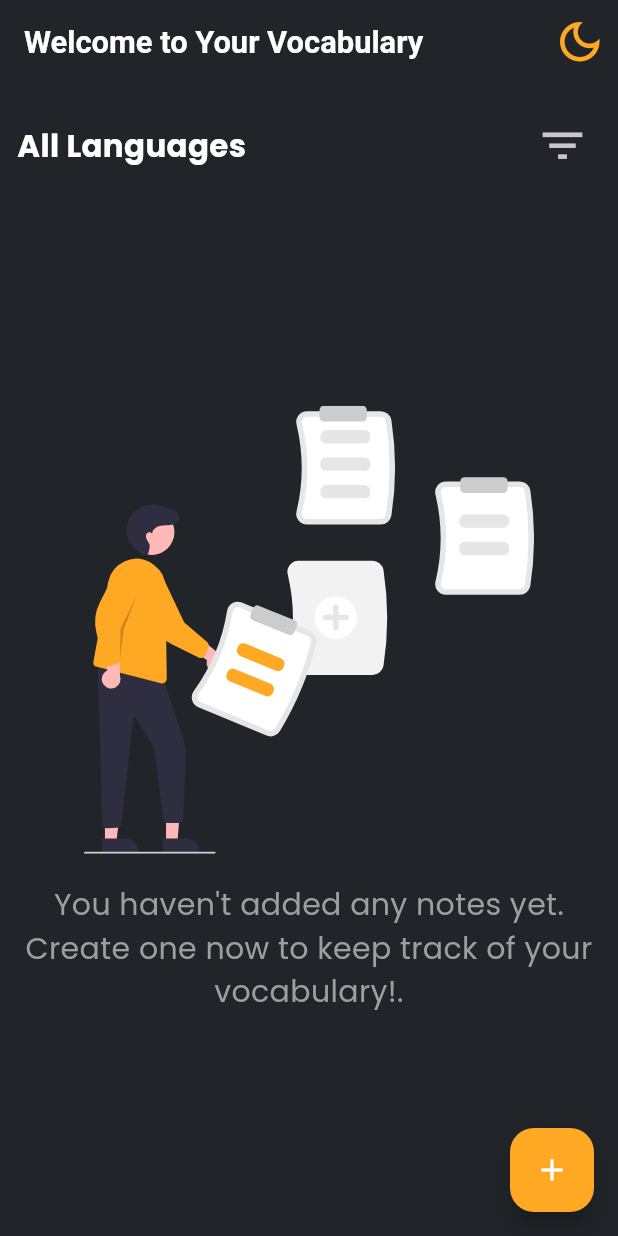
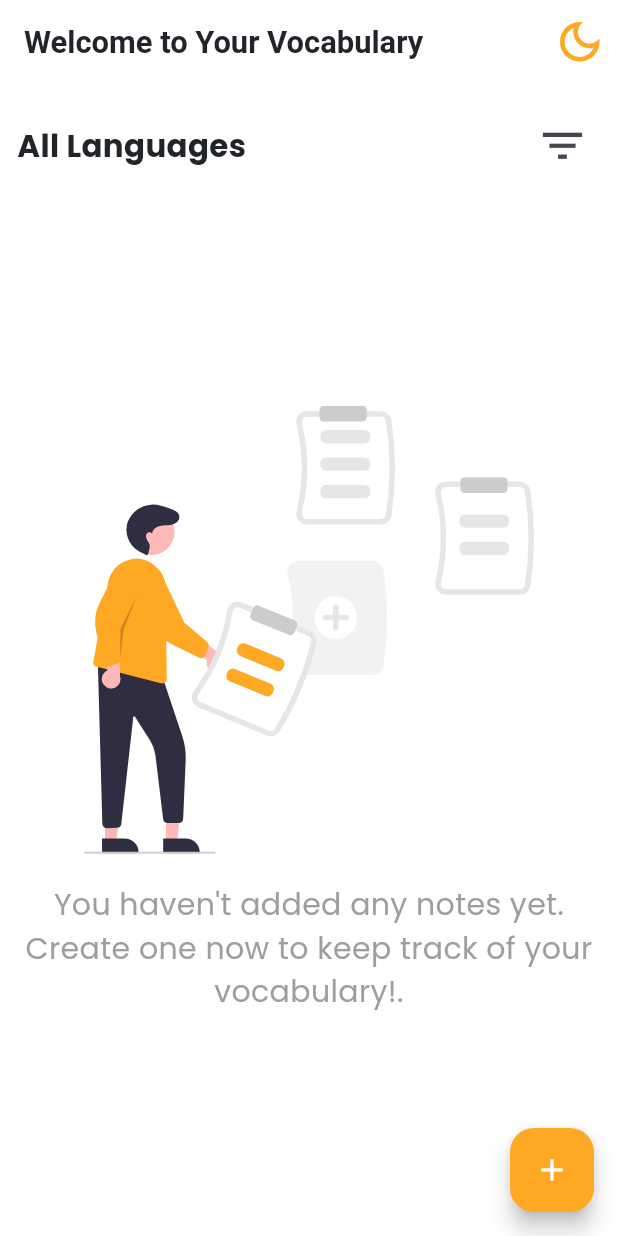
Before and after one commit to AbdoAlHady/Vocabulary_Note, a Flutter app: the screen it shows after launch, on a phone screen of 412 x 824 dp. Run offline on Flutter 3.47's test engine with Material 3 defaults, Android fonts, the phone set to English and light mode, and no system bars; drawn by our look-alikes of animated_text_kit; our stand-ins replace animated_background, delightful_toast, flutter_bloc, flutter_screenutil, flutter_svg, get_it and 2 more; accounts and stored records are empty.

Commit message:
added app cubit to handle dark mode or light mode

```diff
--- /dev/null
+++ b/lib/core/app/cubit/app_state.dart
@@ -0,0 +1,10 @@
+part of 'app_cubit.dart';
+
+sealed class AppState {}
+
+final class AppInitial extends AppState {}
+
+final class ChangeThemeSuccessState extends AppState {
+  final bool isDarkMode;
+  ChangeThemeSuccessState(this.isDarkMode);
+}
--- /dev/null
+++ b/lib/helpers/cache_helper.dart
@@ -0,0 +1,78 @@
+import 'package:shared_preferences/shared_preferences.dart';
+
+class CacheHelper {
+  factory CacheHelper() {
+    return instance;
+  }
+
+  static late SharedPreferences sharedPreferences;
+
+  CacheHelper._internal();
+  static final CacheHelper instance = CacheHelper._internal();
+
+//! Here The Initialize of cache .
+  Future<void> init() async {
+    sharedPreferences = await SharedPreferences.getInstance();
+  }
+
+//! this method to put data in local database using key
+
+  String? getDataString({
+    required String key,
+  }) {
+    return sharedPreferences.getString(key);
+  }
+
+//! this method to put data in local database using key
+
+  Future<bool> saveData({required String key, required dynamic value}) async {
+    if (value is bool) {
+      return await sharedPreferences.setBool(key, value);
+    }
+    if (value is String) {
+      return await sharedPreferences.setString(key, value);
+    }
+
+    if (value is int) {
+      return await sharedPreferences.setInt(key, value);
+    } else {
+      return await sharedPreferences.setDouble(key, value);
+    }
+  }
+
+//! this method to get data already saved in local database
+
+  dynamic getData({required String key}) {
+    return sharedPreferences.get(key);
+  }
+
+//! remove data using specific key
+
+  Future<bool> removeData({required String key}) async {
+    return await sharedPreferences.remove(key);
+  }
+
+//! this method to check if local database contains {key}
+  Future<bool> containsKey({required String key}) async {
+    return sharedPreferences.containsKey(key);
+  }
+
+//! clear all data in the local database
+  Future<bool> clearData() async {
+    return await sharedPreferences.clear();
+  }
+
+//! this method to put data in local database using key
+  Future<dynamic> put({
+    required String key,
+    required dynamic value,
+  }) async {
+    if (value is String) {
+      return await sharedPreferences.setString(key, value);
+    } else if (value is bool) {
+      return await sharedPreferences.setBool(key, value);
+    } else {
+      return await sharedPreferences.setInt(key, value);
+    }
+  }
+}
--- a/lib/main.dart
+++ b/lib/main.dart
@@ -1,11 +1,14 @@
 import 'package:flutter/material.dart';
 import 'package:vocabulary_note/core/di/depndancy_injection.dart';
+import 'package:vocabulary_note/helpers/cache_helper.dart';
 import 'package:vocabulary_note/helpers/hive_service.dart';
 import 'package:vocabulary_note/vocabulary_note_app.dart';
 
 void main() async {
   WidgetsFlutterBinding.ensureInitialized();
   await HiveService().init();
+  await CacheHelper().init();
+
   await setupDependencyInjection();
   runApp(const VocabularyNoteApp());
 }
--- /dev/null
+++ b/lib/ui/widgets/home/change_theme_button.dart
@@ -0,0 +1,28 @@
+import 'package:flutter/material.dart';
+import 'package:flutter_bloc/flutter_bloc.dart';
+import 'package:vocabulary_note/core/app/cubit/app_cubit.dart';
+import 'package:vocabulary_note/core/theme/app_colors.dart';
+
+class ChangeThemeButton extends StatelessWidget {
+  const ChangeThemeButton({
+    super.key,
+  });
+
+  @override
+  Widget build(BuildContext context) {
+    return BlocBuilder<AppCubit, AppState>(
+      builder: (context, state) {
+        return IconButton(
+          icon:  Icon(
+           context.read<AppCubit>().isDark?Icons.light_mode_outlined :   Icons.dark_mode_outlined,
+            size: 35,
+            color: AppColors.primary,
+          ),
+          onPressed: () {
+            context.read<AppCubit>().changeAppThemeMode();
+          },
+        );
+      },
+    );
+  }
+}
--- a/lib/ui/widgets/home/home_app_bar.dart
+++ b/lib/ui/widgets/home/home_app_bar.dart
@@ -3,6 +3,7 @@ import 'package:flutter/material.dart';
 import 'package:flutter_screenutil/flutter_screenutil.dart';
 import 'package:vocabulary_note/core/theme/app_colors.dart';
 import 'package:vocabulary_note/core/utis/extensions.dart';
+import 'package:vocabulary_note/ui/widgets/home/change_theme_button.dart';
 
 class HomeAppBar extends StatelessWidget implements PreferredSizeWidget {
   const HomeAppBar({
@@ -29,15 +30,8 @@ class HomeAppBar extends StatelessWidget implements PreferredSizeWidget {
           },
         ),
       ),
-      actions: [
-        IconButton(
-          icon: const Icon(
-            Icons.dark_mode_outlined,
-            size: 35,
-            color: AppColors.primary,
-          ),
-          onPressed: () {},
-        ),
+      actions: const [
+        ChangeThemeButton(),
       ],
     );
   }
--- a/lib/vocabulary_note_app.dart
+++ b/lib/vocabulary_note_app.dart
@@ -1,10 +1,12 @@
 import 'package:flutter/material.dart';
 import 'package:flutter_bloc/flutter_bloc.dart';
 import 'package:flutter_screenutil/flutter_screenutil.dart';
+import 'package:vocabulary_note/core/app/cubit/app_cubit.dart';
 import 'package:vocabulary_note/core/di/depndancy_injection.dart';
 import 'package:vocabulary_note/core/routing/app_router.dart';
 import 'package:vocabulary_note/core/routing/routes.dart';
 import 'package:vocabulary_note/core/theme/app_theme.dart';
+import 'package:vocabulary_note/helpers/cache_helper.dart';
 import 'package:vocabulary_note/logic/read_note_cubit/read_note_cubit.dart';
 import 'package:vocabulary_note/logic/write_note_cubit/write_note_cubit.dart';
 
@@ -21,14 +23,27 @@ class VocabularyNoteApp extends StatelessWidget {
         return MultiBlocProvider(
           providers: [
             BlocProvider(create: (context) => WriteNoteCubit(getIt())),
-            BlocProvider(create:  (context) => ReadNoteCubit(getIt())..getNotesFromDatabase())
+            BlocProvider(
+                create: (context) =>
+                    ReadNoteCubit(getIt())..getNotesFromDatabase()),
+            BlocProvider(
+              create: (context) => AppCubit()
+                ..changeAppThemeMode(
+                    sharedMode: CacheHelper().getData(key: 'theme_mode')),
+            )
           ],
+          child: BlocBuilder<AppCubit, AppState>(
+            buildWhen: (previous, current) =>  previous != current,
+            builder: (context, state) {
+               final cubit = context.read<AppCubit>();
+              return MaterialApp(
 
-          child: MaterialApp(
-            debugShowCheckedModeBanner: false,
-            onGenerateRoute: AppRouter().onGenerateRoute,
-            initialRoute: Routes.splashScreen,
-            theme: AppTheme.darkTheme,
+                debugShowCheckedModeBanner: false,
+                onGenerateRoute: AppRouter().onGenerateRoute,
+                initialRoute: Routes.splashScreen,
+                theme: cubit.isDark?AppTheme.darkTheme: AppTheme.lightTheme,
+              );
+            },
           ),
         );
       },
--- a/pubspec.yaml
+++ b/pubspec.yaml
@@ -45,6 +45,7 @@ dependencies:
   delightful_toast: ^1.1.0
   git: ^2.3.0
   get_it: ^7.7.0
+  shared_preferences: ^2.3.1
 
 dev_dependencies:
   flutter_test:
```
Also changed, not shown: lib/core/app/cubit/app_cubit.dart (added, +23 -0 lines), pubspec.lock, 1 other file.
